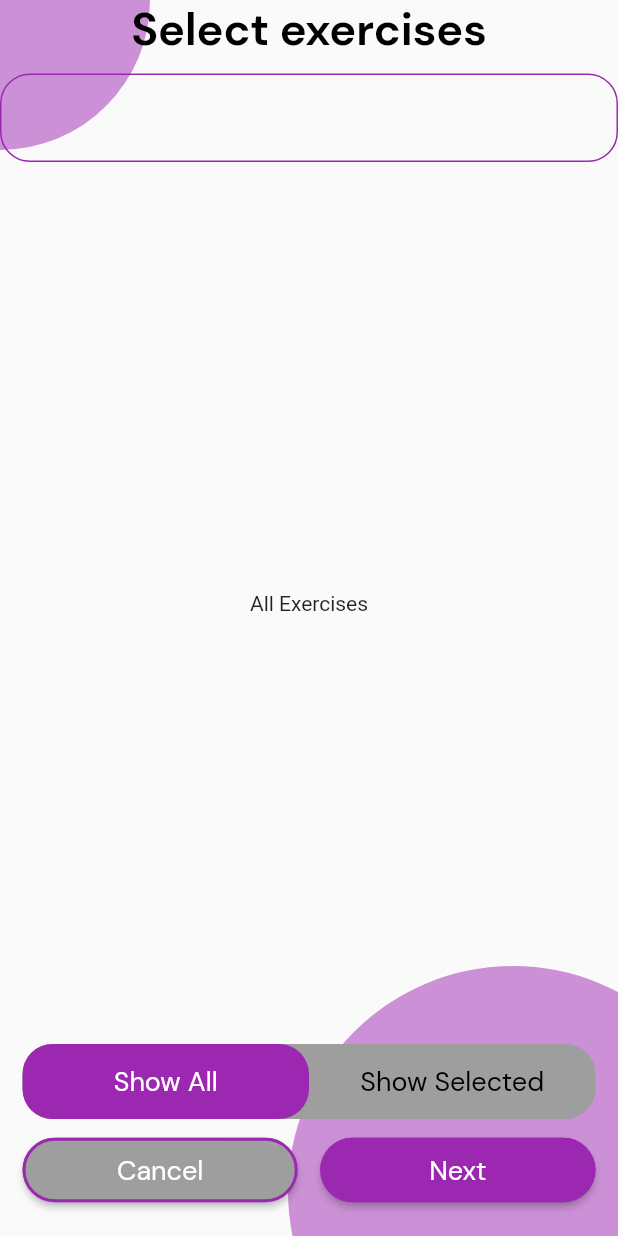
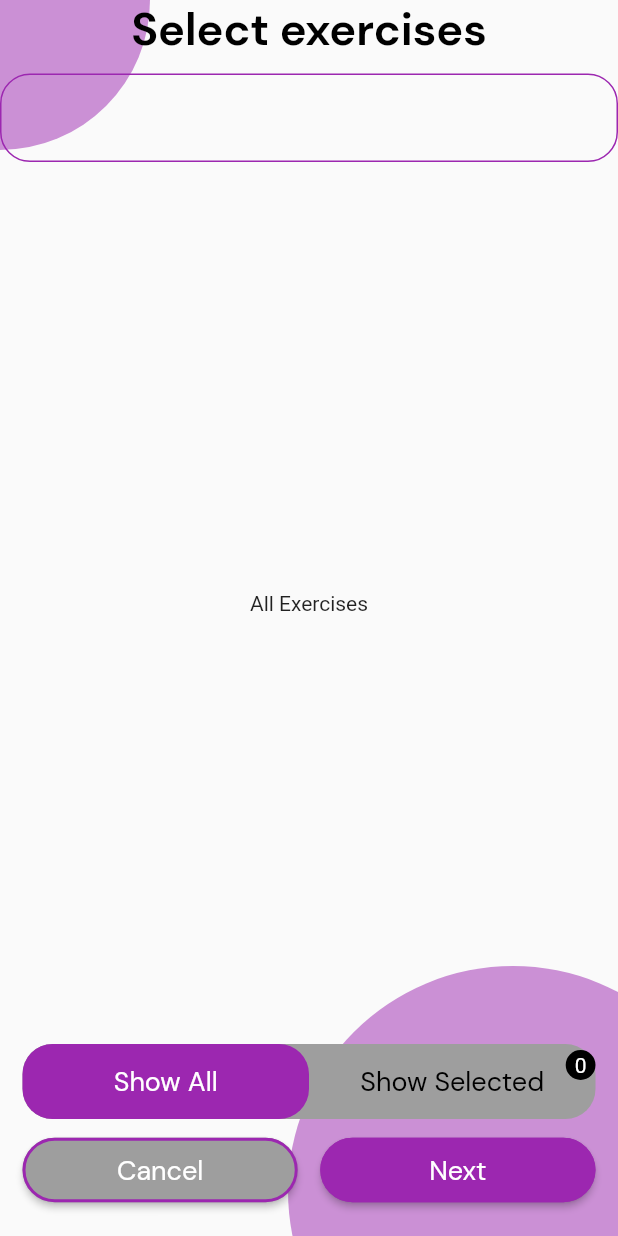
Before and after one commit to KidNeKit/Sportify, a Flutter app: the WorkoutTemplateCreationScreen screen opened by its route, on a phone screen of 412 x 824 dp. Run offline on Flutter 3.47's test engine with Material 2 defaults, Android fonts, the phone set to English and light mode, and no system bars; our stand-ins replace cloud_firestore, equatable, firebase_auth, firebase_core, flutter_bloc; accounts and stored records are empty.

Commit message:
Added number of selected exercises near with 'selected' option

```diff
--- a/lib/view/screens/workout_template_creation_screen/exercise_selection_part/option_selector.dart
+++ b/lib/view/screens/workout_template_creation_screen/exercise_selection_part/option_selector.dart
@@ -1,4 +1,6 @@
 import 'package:flutter/material.dart';
+import 'package:flutter_bloc/flutter_bloc.dart';
+import 'package:sportify/cubits/exercise_template/exercise_template_cubit.dart';
 
 import 'option.dart';
 
@@ -18,7 +20,8 @@ class _OptionSelectorState extends State<OptionSelector> {
     double screenWidth = MediaQuery.of(context).size.width;
     return Container(
       margin: EdgeInsets.symmetric(horizontal: marginHor),
-      child: Stack(children: [
+      child: Stack(
+        children: [
           Container(
             height: 50,
             width: screenWidth,
@@ -48,17 +51,41 @@ class _OptionSelectorState extends State<OptionSelector> {
                 Option(
                   label: 'Show All',
                   isActive: _showAll,
-                onSelectOptionFunc: () => setState(() => _showAll = !_showAll),
+                  onSelectOptionFunc: () =>
+                      setState(() => _showAll = !_showAll),
                 ),
                 Option(
                   label: 'Show Selected',
                   isActive: !_showAll,
-                onSelectOptionFunc: () => setState(() => _showAll = !_showAll),
+                  onSelectOptionFunc: () =>
+                      setState(() => _showAll = !_showAll),
                 ),
               ],
             ),
           ),
-      ]),
+          Positioned(
+            right: 0,
+            top: 0,
+            child: Container(
+              padding: const EdgeInsets.all(6.0),
+              decoration: const BoxDecoration(
+                color: Colors.black,
+                shape: BoxShape.circle,
+              ),
+              child: BlocBuilder<ExerciseTemplateCubit, ExerciseTemplateState>(
+                buildWhen: (previous, current) =>
+                    previous.templates.length != current.templates.length,
+                builder: (context, state) {
+                  return Text(
+                    state.templates.length.toString(),
+                    style: const TextStyle(color: Colors.white),
+                  );
+                },
+              ),
+            ),
+          ),
+        ],
+      ),
     );
   }
 }
```
Lines whose indentation alone changed are shown as unchanged.
